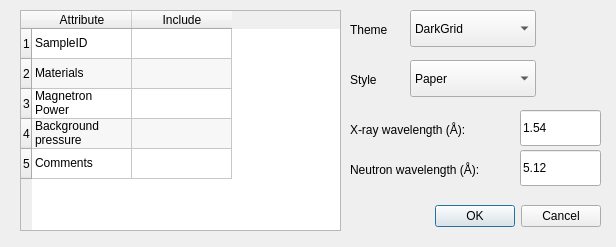
The window that settingsdialog.ui (sstendahl/KARIN) describes before a commit, drawn with Qt 5.
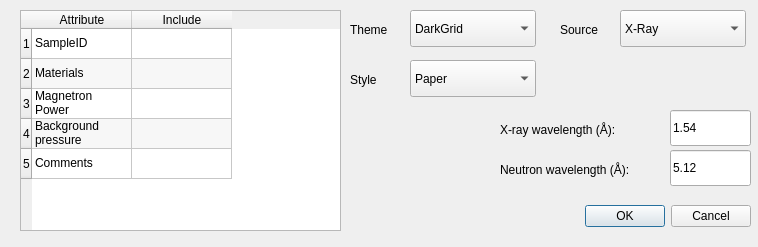
The same window after the commit.

```diff
--- a/settingsdialog.ui
+++ b/settingsdialog.ui
@@ -6,7 +6,7 @@
    <rect>
     <x>0</x>
     <y>0</y>
-    <width>616</width>
+    <width>758</width>
     <height>247</height>
    </rect>
   </property>
@@ -16,7 +16,7 @@
   <widget class="QDialogButtonBox" name="buttonBox">
    <property name="geometry">
     <rect>
-     <x>260</x>
+     <x>410</x>
      <y>200</y>
      <width>341</width>
      <height>32</height>
@@ -266,7 +266,7 @@
   <widget class="QLineEdit" name="xraywavelength">
    <property name="geometry">
     <rect>
-     <x>520</x>
+     <x>670</x>
      <y>110</y>
      <width>81</width>
      <height>36</height>
@@ -279,7 +279,7 @@
   <widget class="QLineEdit" name="neutronwavelength">
    <property name="geometry">
     <rect>
-     <x>520</x>
+     <x>670</x>
      <y>150</y>
      <width>81</width>
      <height>36</height>
@@ -292,7 +292,7 @@
   <widget class="QLabel" name="label_3">
    <property name="geometry">
     <rect>
-     <x>350</x>
+     <x>500</x>
      <y>120</y>
      <width>141</width>
      <height>19</height>
@@ -305,7 +305,7 @@
   <widget class="QLabel" name="label_4">
    <property name="geometry">
     <rect>
-     <x>350</x>
+     <x>500</x>
      <y>160</y>
      <width>161</width>
      <height>19</height>
@@ -315,6 +315,39 @@
     <string>Neutron wavelength (Å):</string>
    </property>
   </widget>
+  <widget class="QComboBox" name="source">
+   <property name="geometry">
+    <rect>
+     <x>620</x>
+     <y>10</y>
+     <width>126</width>
+     <height>37</height>
+    </rect>
+   </property>
+   <item>
+    <property name="text">
+     <string>X-Ray</string>
+    </property>
+   </item>
+   <item>
+    <property name="text">
+     <string>Neutron</string>
+    </property>
+   </item>
+  </widget>
+  <widget class="QLabel" name="label_5">
+   <property name="geometry">
+    <rect>
+     <x>560</x>
+     <y>20</y>
+     <width>66</width>
+     <height>19</height>
+    </rect>
+   </property>
+   <property name="text">
+    <string>Source</string>
+   </property>
+  </widget>
  </widget>
  <resources/>
  <connections>
```
